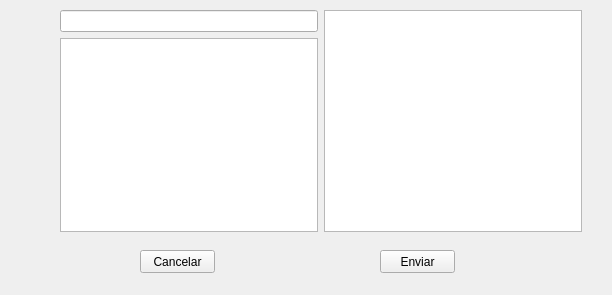
DavidTabuyo/SIFABUL_2.0, file src/view/ui/send_notification_view.ui: the form before one commit.
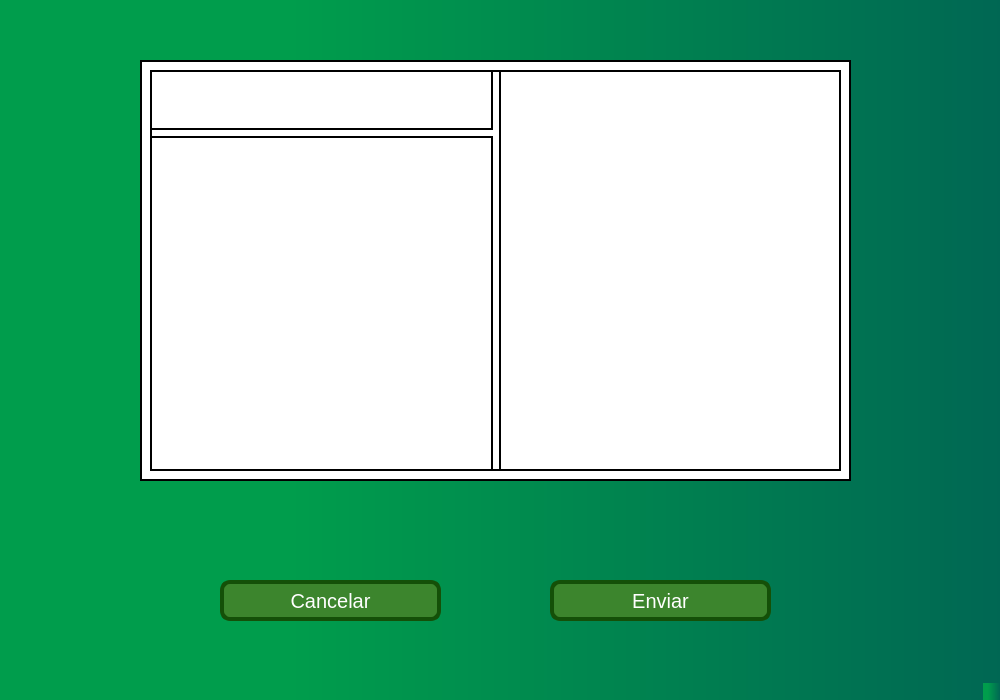
The form after the commit.

Commit message: Implementación de los .ui

```diff
--- a/src/view/ui/send_notification_view.ui
+++ b/src/view/ui/send_notification_view.ui
@@ -2,27 +2,72 @@
 <ui version="4.0">
  <class>MainWindow</class>
  <widget class="QMainWindow" name="MainWindow">
+  <property name="enabled">
+   <bool>true</bool>
+  </property>
   <property name="geometry">
    <rect>
     <x>0</x>
     <y>0</y>
-    <width>612</width>
-    <height>295</height>
+    <width>1000</width>
+    <height>700</height>
    </rect>
   </property>
+  <property name="sizePolicy">
+   <sizepolicy hsizetype="Ignored" vsizetype="Ignored">
+    <horstretch>0</horstretch>
+    <verstretch>0</verstretch>
+   </sizepolicy>
+  </property>
+  <property name="minimumSize">
+   <size>
+    <width>1000</width>
+    <height>700</height>
+   </size>
+  </property>
+  <property name="maximumSize">
+   <size>
+    <width>1000</width>
+    <height>700</height>
+   </size>
+  </property>
+  <property name="baseSize">
+   <size>
+    <width>730</width>
+    <height>450</height>
+   </size>
+  </property>
   <property name="windowTitle">
    <string>MainWindow</string>
   </property>
+  <property name="styleSheet">
+   <string notr="true">background-color: qlineargradient(spread:pad, x1:0, y1:0, x2:1, y2:0, stop:0 rgba(0, 0, 0, 255), stop:1 rgba(255, 255, 255, 255));
+background-color: qlineargradient(spread:pad, x1:0, y1:0, x2:1, y2:0, stop:0 rgba(0, 103, 83, 255), stop:0.930348 rgba(0, 157, 76, 255));
+background-color: qlineargradient(spread:pad, x1:0, y1:0, x2:1, y2:0, stop:0.288557 rgba(0, 157, 76, 255), stop:1 rgba(0, 103, 83, 255));</string>
+  </property>
   <widget class="QWidget" name="centralwidget">
    <widget class="QPushButton" name="send_btn">
     <property name="geometry">
      <rect>
-      <x>380</x>
-      <y>250</y>
-      <width>75</width>
-      <height>23</height>
+      <x>550</x>
+      <y>580</y>
+      <width>221</width>
+      <height>41</height>
      </rect>
     </property>
+    <property name="maximumSize">
+     <size>
+      <width>16777215</width>
+      <height>16777215</height>
+     </size>
+    </property>
+    <property name="cursor">
+     <cursorShape>PointingHandCursor</cursorShape>
+    </property>
+    <property name="styleSheet">
+     <string notr="true">border: 4px solid #145008  ; border-radius: 10px; font-size: 20px; background-color:     #3c852d  ; color: white;
+</string>
+    </property>
     <property name="text">
      <string>Enviar</string>
     </property>
@@ -30,38 +75,113 @@
    <widget class="QPushButton" name="cancel_btn">
     <property name="geometry">
      <rect>
-      <x>140</x>
-      <y>250</y>
-      <width>75</width>
-      <height>23</height>
+      <x>220</x>
+      <y>580</y>
+      <width>221</width>
+      <height>41</height>
      </rect>
     </property>
+    <property name="maximumSize">
+     <size>
+      <width>16777215</width>
+      <height>16777215</height>
+     </size>
+    </property>
+    <property name="cursor">
+     <cursorShape>OpenHandCursor</cursorShape>
+    </property>
+    <property name="styleSheet">
+     <string notr="true">border: 4px solid #145008  ; border-radius: 10px; font-size: 20px; background-color:     #3c852d  ; color: white;</string>
+    </property>
     <property name="text">
      <string>Cancelar</string>
     </property>
    </widget>
-   <widget class="QWidget" name="">
+   <widget class="QWidget" name="widget" native="true">
     <property name="geometry">
      <rect>
-      <x>60</x>
+      <x>140</x>
+      <y>60</y>
+      <width>711</width>
+      <height>421</height>
+     </rect>
+    </property>
+    <property name="maximumSize">
+     <size>
+      <width>16777215</width>
+      <height>16777215</height>
+     </size>
+    </property>
+    <property name="styleSheet">
+     <string notr="true">background-color: #ffffff;
+border: 2px solid #000000;</string>
+    </property>
+    <widget class="QWidget" name="layoutWidget">
+     <property name="geometry">
+      <rect>
+       <x>10</x>
       <y>10</y>
-      <width>522</width>
-      <height>222</height>
-     </rect>
-    </property>
+       <width>691</width>
+       <height>401</height>
+      </rect>
+     </property>
+     <property name="maximumSize">
+      <size>
+       <width>16777215</width>
+       <height>16777215</height>
+      </size>
+     </property>
     <layout class="QHBoxLayout" name="horizontalLayout">
      <item>
       <layout class="QVBoxLayout" name="verticalLayout">
        <item>
-        <widget class="QLineEdit" name="title_edit"/>
+         <widget class="QLineEdit" name="title_edit">
+          <property name="sizePolicy">
+           <sizepolicy hsizetype="Ignored" vsizetype="Ignored">
+            <horstretch>0</horstretch>
+            <verstretch>0</verstretch>
+           </sizepolicy>
+          </property>
+          <property name="maximumSize">
+           <size>
+            <width>16777215</width>
+            <height>60</height>
+           </size>
+          </property>
+         </widget>
        </item>
        <item>
-        <widget class="QPlainTextEdit" name="body_edit"/>
+         <widget class="QPlainTextEdit" name="body_edit">
+          <property name="sizePolicy">
+           <sizepolicy hsizetype="Ignored" vsizetype="Ignored">
+            <horstretch>0</horstretch>
+            <verstretch>0</verstretch>
+           </sizepolicy>
+          </property>
+          <property name="maximumSize">
+           <size>
+            <width>16777215</width>
+            <height>1000000</height>
+           </size>
+          </property>
+         </widget>
        </item>
       </layout>
      </item>
      <item>
       <widget class="QListWidget" name="worker_list">
+        <property name="sizePolicy">
+         <sizepolicy hsizetype="Ignored" vsizetype="Ignored">
+          <horstretch>0</horstretch>
+          <verstretch>0</verstretch>
+         </sizepolicy>
+        </property>
+        <property name="maximumSize">
+         <size>
+          <width>16777215</width>
+          <height>16777215</height>
+         </size>
+        </property>
        <property name="selectionMode">
         <enum>QAbstractItemView::MultiSelection</enum>
        </property>
@@ -73,6 +193,21 @@
     </layout>
    </widget>
   </widget>
+   <zorder>cancel_btn</zorder>
+   <zorder>send_btn</zorder>
+   <zorder>widget</zorder>
+  </widget>
+  <widget class="QMenuBar" name="menubar">
+   <property name="geometry">
+    <rect>
+     <x>0</x>
+     <y>0</y>
+     <width>1000</width>
+     <height>26</height>
+    </rect>
+   </property>
+  </widget>
+  <widget class="QStatusBar" name="statusbar"/>
  </widget>
  <resources/>
  <connections/>
```
Lines whose indentation alone changed are shown as unchanged. The commit also changes 6 other files.
